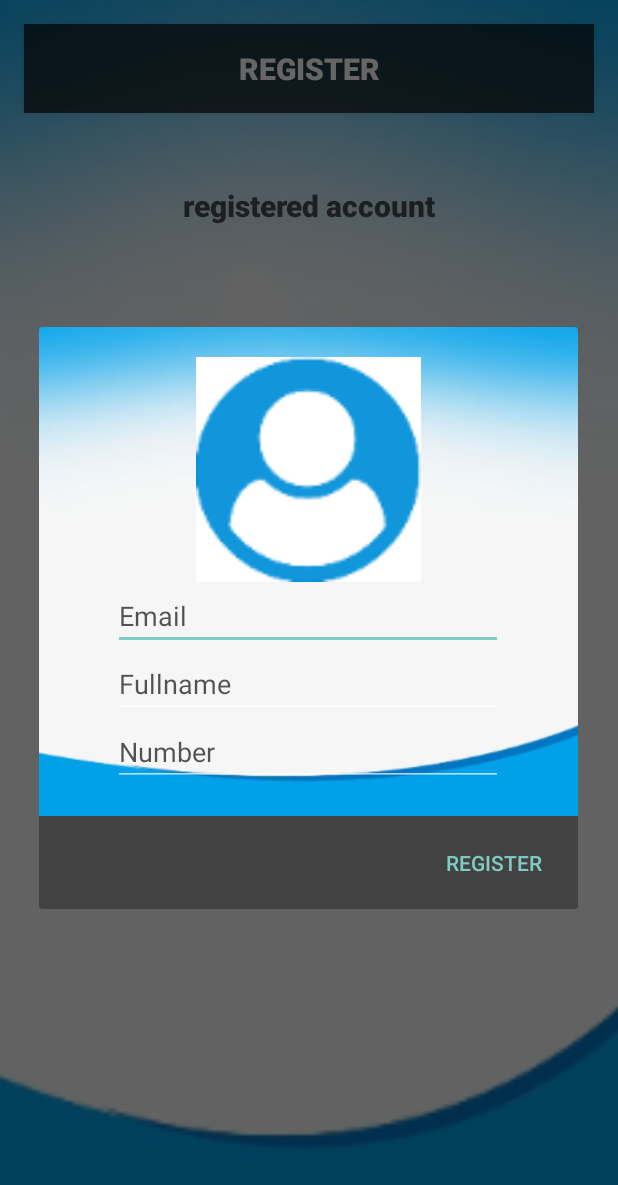
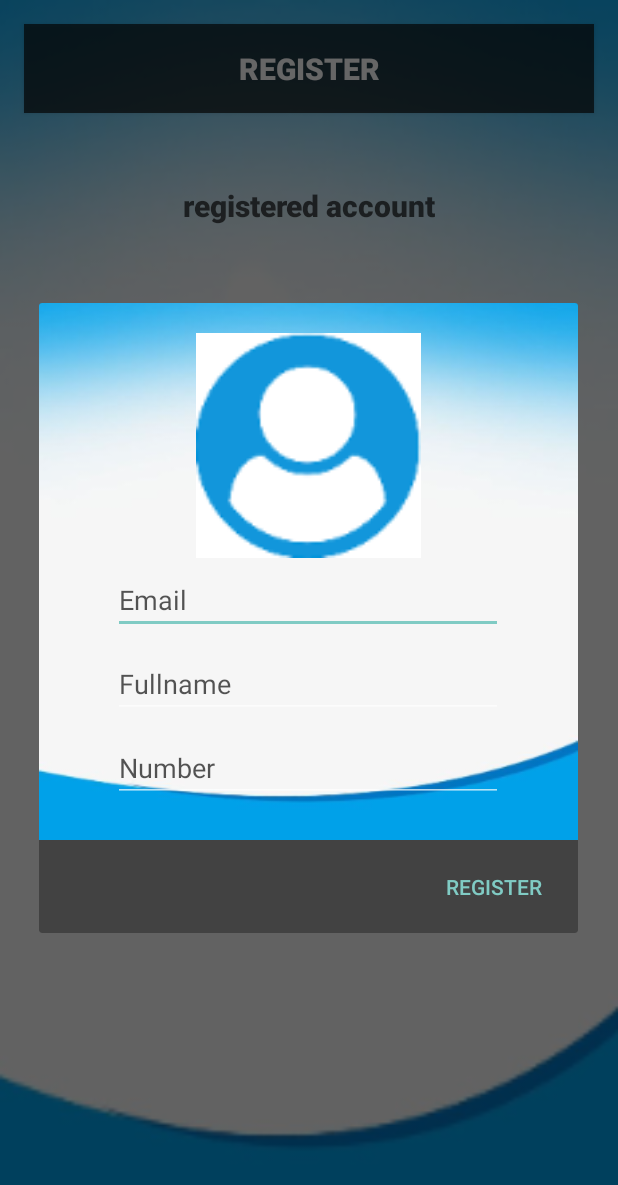
Before and after one commit to kier8/CRUD, an Android app: the screen it shows after launch (TasksActivity), after a tap on "REGISTER", on a phone screen of 412 x 824 dp. Shown: the top 1185 px of the screen. Run offline under Robolectric (Android 15) with nearby library versions, the phone set to English and light mode, and no system bars.

Commit message:
clean up

```diff
--- a/app/src/main/java/net/decenternet/technicalexam/ui/MainActivity.java
+++ b/app/src/main/java/net/decenternet/technicalexam/ui/MainActivity.java
@@ -5,8 +5,6 @@ import androidx.appcompat.app.AppCompatActivity;
 import android.content.Intent;
 import android.os.Bundle;
 import android.os.Handler;
-import android.view.Window;
-import android.view.WindowManager;
 import android.widget.ImageView;
 
 import net.decenternet.technicalexam.R;
--- a/app/src/main/java/net/decenternet/technicalexam/ui/tasks/TasksContract.java
+++ b/app/src/main/java/net/decenternet/technicalexam/ui/tasks/TasksContract.java
@@ -6,7 +6,7 @@ import java.util.List;
 
 public interface TasksContract {
 
-    public interface View {
+    interface View {
 
         void displayTasks(List<Task> tasks);
         void addTaskToList(Task task);
@@ -17,7 +17,7 @@ public interface TasksContract {
 
     }
 
-    public interface Presenter {
+    interface Presenter {
 
         void onAddTaskClicked();
         void onSaveTaskClicked(Task task);
--- a/app/src/main/java/net/decenternet/technicalexam/ui/tasks/TasksPresenter.java
+++ b/app/src/main/java/net/decenternet/technicalexam/ui/tasks/TasksPresenter.java
@@ -5,10 +5,7 @@ import net.decenternet.technicalexam.domain.Task;
 
 public class TasksPresenter implements TasksContract.Presenter {
 
-    private final TaskLocalService taskLocalService;
-
     public TasksPresenter(TaskLocalService taskLocalService) {
-        this.taskLocalService = taskLocalService;
     }
 
     @Override
--- a/app/src/main/res/layout/activity_main.xml
+++ b/app/src/main/res/layout/activity_main.xml
@@ -15,7 +15,8 @@
         app:layout_constraintStart_toStartOf="parent"
         app:layout_constraintTop_toTopOf="parent"
         app:layout_constraintVertical_bias="0.0"
-        android:src="@drawable/greed" />
+        android:src="@drawable/greed"
+        android:contentDescription="@string/app_name"/>
 
 
         <TextView
--- a/app/src/main/res/layout/activity_register.xml
+++ b/app/src/main/res/layout/activity_register.xml
@@ -21,6 +21,7 @@
         android:layout_height="wrap_content"
         android:ems="10"
         android:hint="Email"
+        android:layout_margin="5dp"
         android:textColor="@color/black"
         android:textColorHint="@color/black"
         android:inputType="textEmailAddress"
@@ -34,6 +35,7 @@
         android:textColor="@color/black"
         android:textColorHint="@color/black"
         android:inputType="textPersonName"
+        android:layout_margin="5dp"
         android:hint="Fullname"
         tools:ignore="Autofill,HardcodedText" />
 
@@ -67,6 +69,7 @@
         android:layout_height="wrap_content"
         android:ems="10"
         android:textColorHint="@color/black"
+        android:layout_margin="5dp"
         android:inputType="textPhonetic"
         android:hint="Number"
         android:textColor="@color/black"
--- a/app/src/main/res/layout/record_list.xml
+++ b/app/src/main/res/layout/record_list.xml
@@ -10,7 +10,7 @@
         android:layout_width="wrap_content"
         android:layout_height="wrap_content"
         android:layout_weight="1"
-        android:text="TextView"
+        android:text="@string/textview"
         android:textColor="@color/black"
         android:textStyle="bold"
         android:fontFamily="sans-serif-black"
@@ -21,7 +21,7 @@
         android:layout_width="wrap_content"
         android:layout_height="wrap_content"
         android:layout_weight="1"
-        android:text="TextView"
+        android:text="@string/textview"
         android:textColor="@color/black"
         android:textStyle="bold"
         android:fontFamily="sans-serif-black"
@@ -32,7 +32,7 @@
         android:layout_width="wrap_content"
         android:layout_height="wrap_content"
         android:layout_weight="1"
-        android:text="TextView"
+        android:text="@string/textview"
         android:textColor="@color/black"
         android:textStyle="bold"
         android:fontFamily="sans-serif-black"
--- a/app/src/main/res/values/strings.xml
+++ b/app/src/main/res/values/strings.xml
@@ -4,4 +4,7 @@
     <string name="register">Register</string>
     <string name="add">Add</string>
     <string name="registered_account">registered account</string>
+    <string name="textview">TextView</string>
+    <string name="textview">TextView</string>
+    <string name="textview">TextView</string>
 </resources>
--- a/build.gradle
+++ b/build.gradle
@@ -5,7 +5,7 @@ buildscript {
         jcenter()
     }
     dependencies {
-        classpath 'com.android.tools.build:gradle:4.1.2'
+        classpath 'com.android.tools.build:gradle:4.1.3'
 
         // NOTE: Do not place your application dependencies here; they belong
         // in the individual module build.gradle files
```
Also changed, not shown: app/build.gradle (+4 -4 lines), app/src/main/java/net/decenternet/technicalexam/DataBaseHelper.java (deleted, +0 -35 lines), app/src/main/java/net/decenternet/technicalexam/ui/tasks/TasksActivity.java (+0 -34 lines).
